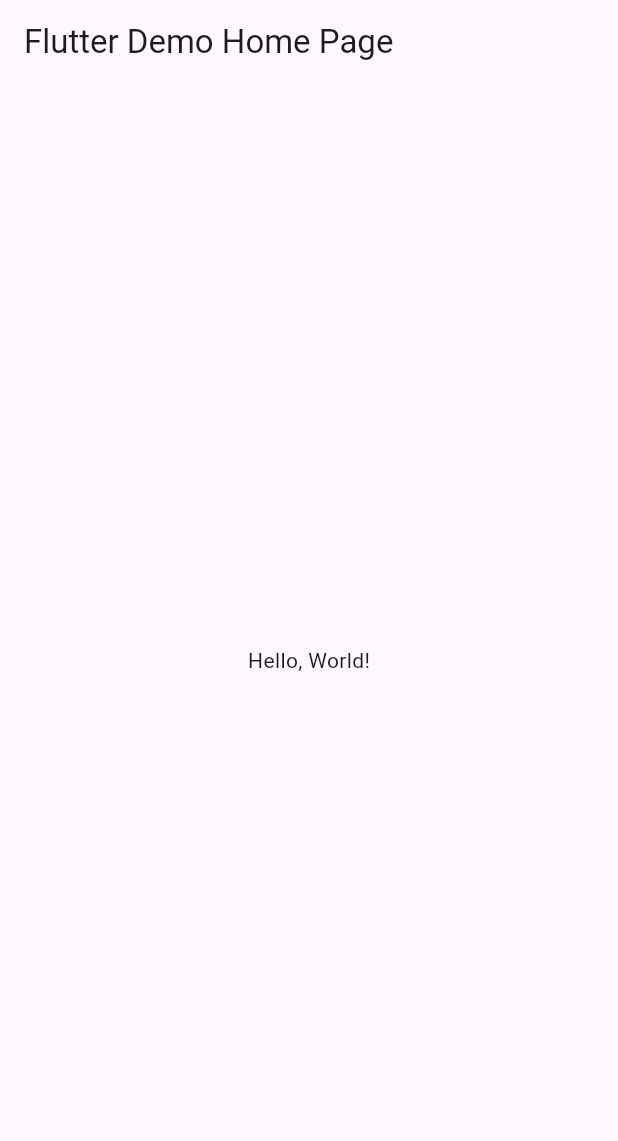
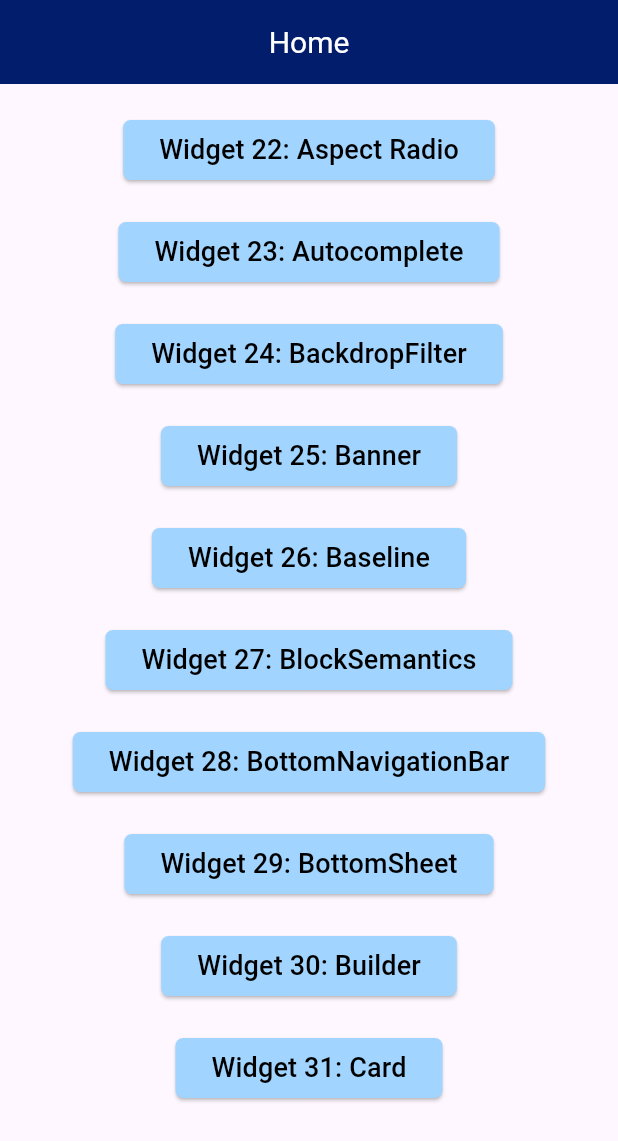
Before and after one commit to AndresRivera111/Act6_6J_Rivera, a Flutter app: the screen it shows after launch, on a phone screen of 412 x 824 dp. Shown: the top 1141 px of the screen. Run offline on Flutter 3.47's test engine with Material 3 defaults, Android fonts, the phone set to English and light mode, and no system bars.

Commit message:
Act 6 Widgets 22-31

```diff
--- /dev/null
+++ b/lib/homeScreen.dart
@@ -0,0 +1,174 @@
+import 'package:flutter/material.dart';
+
+class HomeScreen extends StatefulWidget {
+  const HomeScreen({Key? key}) : super(key: key);
+
+  @override
+  State<HomeScreen> createState() => _HomeScreenState();
+}
+
+class _HomeScreenState extends State<HomeScreen> {
+  @override
+  Widget build(BuildContext context) {
+    return Scaffold(
+      appBar: AppBar(
+        backgroundColor: Color(0xff011d6b),
+        title: Text('Home'),
+        titleTextStyle: TextStyle(
+          color: Colors.white,
+          fontSize: 20,
+        ),
+        centerTitle: true,
+      ),
+      body: Center(
+        child: Column(
+          children: [
+            SizedBox(
+              height: 20,
+            ),
+            ElevatedButton(
+              onPressed: () {
+                Navigator.pushNamed(context, "/AspectRatio");
+              },
+              style: ElevatedButton.styleFrom(
+                  backgroundColor: Color((0xffa1d5ff)),
+                  shape: RoundedRectangleBorder(
+                      borderRadius: BorderRadius.circular(5))),
+              child: const Text("Widget 22: Aspect Radio",
+                  style: TextStyle(color: Colors.black, fontSize: 18)),
+            ),
+            SizedBox(
+              height: 20,
+            ),
+            ElevatedButton(
+              onPressed: () {
+                Navigator.pushNamed(context, "/Autocomplete");
+              },
+              style: ElevatedButton.styleFrom(
+                  backgroundColor: Color((0xffa1d5ff)),
+                  shape: RoundedRectangleBorder(
+                      borderRadius: BorderRadius.circular(5))),
+              child: const Text("Widget 23: Autocomplete",
+                  style: TextStyle(color: Colors.black, fontSize: 18)),
+            ),
+            SizedBox(
+              height: 20,
+            ),
+            ElevatedButton(
+              onPressed: () {
+                Navigator.pushNamed(context, "/BackdropFilter");
+              },
+              style: ElevatedButton.styleFrom(
+                  backgroundColor: Color((0xffa1d5ff)),
+                  shape: RoundedRectangleBorder(
+                      borderRadius: BorderRadius.circular(5))),
+              child: const Text("Widget 24: BackdropFilter",
+                  style: TextStyle(color: Colors.black, fontSize: 18)),
+            ),
+            SizedBox(
+              height: 20,
+            ),
+            ElevatedButton(
+              onPressed: () {
+                Navigator.pushNamed(context, "/Banner");
+              },
+              style: ElevatedButton.styleFrom(
+                  backgroundColor: Color((0xffa1d5ff)),
+                  shape: RoundedRectangleBorder(
+                      borderRadius: BorderRadius.circular(5))),
+              child: const Text("Widget 25: Banner",
+                  style: TextStyle(color: Colors.black, fontSize: 18)),
+            ),
+            SizedBox(
+              height: 20,
+            ),
+            ElevatedButton(
+              onPressed: () {
+                Navigator.pushNamed(context, "/Baseline");
+              },
+              style: ElevatedButton.styleFrom(
+                  backgroundColor: Color((0xffa1d5ff)),
+                  shape: RoundedRectangleBorder(
+                      borderRadius: BorderRadius.circular(5))),
+              child: const Text("Widget 26: Baseline",
+                  style: TextStyle(color: Colors.black, fontSize: 18)),
+            ),
+            SizedBox(
+              height: 20,
+            ),
+            ElevatedButton(
+              onPressed: () {
+                Navigator.pushNamed(context, "/BlockSemantics");
+              },
+              style: ElevatedButton.styleFrom(
+                  backgroundColor: Color((0xffa1d5ff)),
+                  shape: RoundedRectangleBorder(
+                      borderRadius: BorderRadius.circular(5))),
+              child: const Text("Widget 27: BlockSemantics",
+                  style: TextStyle(color: Colors.black, fontSize: 18)),
+            ),
+            SizedBox(
+              height: 20,
+            ),
+            ElevatedButton(
+              onPressed: () {
+                Navigator.pushNamed(context, "/BottomNavigationBar");
+              },
+              style: ElevatedButton.styleFrom(
+                  backgroundColor: Color((0xffa1d5ff)),
+                  shape: RoundedRectangleBorder(
+                      borderRadius: BorderRadius.circular(5))),
+              child: const Text("Widget 28: BottomNavigationBar",
+                  style: TextStyle(color: Colors.black, fontSize: 18)),
+            ),
+            SizedBox(
+              height: 20,
+            ),
+            ElevatedButton(
+              onPressed: () {
+                Navigator.pushNamed(context, "/BottomSheet");
+              },
+              style: ElevatedButton.styleFrom(
+                  backgroundColor: Color((0xffa1d5ff)),
+                  shape: RoundedRectangleBorder(
+                      borderRadius: BorderRadius.circular(5))),
+              child: const Text("Widget 29: BottomSheet",
+                  style: TextStyle(color: Colors.black, fontSize: 18)),
+            ),
+            SizedBox(
+              height: 20,
+            ),
+            ElevatedButton(
+              onPressed: () {
+                Navigator.pushNamed(context, "/Builder");
+              },
+              style: ElevatedButton.styleFrom(
+                  backgroundColor: Color((0xffa1d5ff)),
+                  shape: RoundedRectangleBorder(
+                      borderRadius: BorderRadius.circular(5))),
+              child: const Text("Widget 30: Builder",
+                  style: TextStyle(color: Colors.black, fontSize: 18)),
+            ),
+            SizedBox(
+              height: 20,
+            ),
+            ElevatedButton(
+              onPressed: () {
+                Navigator.pushNamed(context, "/Card");
+              },
+              style: ElevatedButton.styleFrom(
+                  backgroundColor: Color((0xffa1d5ff)),
+                  shape: RoundedRectangleBorder(
+                      borderRadius: BorderRadius.circular(5))),
+              child: const Text("Widget 31: Card",
+                  style: TextStyle(color: Colors.black, fontSize: 18)),
+            ),
+            SizedBox(
+              height: 20,
+            ),
+          ],
+        ),
+      ),
+    );
+  }
+}
--- a/lib/main.dart
+++ b/lib/main.dart
@@ -1,43 +1,41 @@
-import 'package:flutter/material.dart';
+import "package:RiveraWidgets/homeScreen.dart";
+import "package:RiveraWidgets/widget22.dart";
+import "package:RiveraWidgets/widget23.dart";
+import "package:RiveraWidgets/widget24.dart";
+import "package:RiveraWidgets/widget25.dart";
+import "package:RiveraWidgets/widget26.dart";
+import "package:RiveraWidgets/widget27.dart";
+import "package:RiveraWidgets/widget28.dart";
+import "package:RiveraWidgets/widget29.dart";
+import "package:RiveraWidgets/widget30.dart";
+import "package:RiveraWidgets/widget31.dart";
+import "package:flutter/material.dart";
 
-void main() => runApp(MyApp());
+void main() => runApp(MirutasApp());
 
-class MyApp extends StatelessWidget {
-  const MyApp({super.key});
-  // This widget is the root of your application.
+class MirutasApp extends StatelessWidget {
+  const MirutasApp({Key? key}) : super(key: key);
+
   @override
   Widget build(BuildContext context) {
     return MaterialApp(
-      // Application name
-      title: 'Flutter Hello World',
-      // Application theme data, you can set the colors for the application as
-      // you want
-      theme: ThemeData(
-        // useMaterial3: false,
-        primarySwatch: Colors.blue,
-      ),
-      // A widget which will be started on application startup
-      home: MyHomePage(title: 'Flutter Demo Home Page'),
+      //showSemanticsDebugger: true,
+      debugShowCheckedModeBanner: false,
+      title: "Entre paginas routes",
+      initialRoute: "/",
+      routes: {
+        "/": (context) => const HomeScreen(),
+        "/AspectRatio": (context) => const Widget22(),
+        "/Autocomplete": (context) => const Widget23(),
+        "/BackdropFilter": (context) => const Widget24(),
+        "/Banner": (context) => const Widget25(),
+        "/Baseline": (context) => const Widget26(),
+        "/BlockSemantics": (context) => const Widget27(),
+        "/BottomNavigationBar": (context) => const Widget28(),
+        "/BottomSheet": (context) => const Widget29(),
+        "/Builder": (context) => const Widget30(),
+        "/Card": (context) => const Widget31(),
+      },
     );
   }
 }
-
-class MyHomePage extends StatelessWidget {
-  final String title;
-  const MyHomePage({super.key, required this.title});
-
-  @override
-  Widget build(BuildContext context) {
-    return Scaffold(
-      appBar: AppBar(
-        // The title text which will be shown on the action bar
-        title: Text(title),
-      ),
-      body: Center(
-        child: Text(
-          'Hello, World!',
-        ),
-      ),
-    );
-  }
-}
--- /dev/null
+++ b/lib/widget26.dart
@@ -0,0 +1,27 @@
+import 'package:flutter/material.dart';
+
+class Widget26 extends StatelessWidget {
+  const Widget26({Key? key}) : super(key: key);
+
+  @override
+  Widget build(BuildContext context) {
+    return Scaffold(
+      appBar: AppBar(
+        title: Text('Widget 26: Baseline'),
+      ),
+      body: Center(
+        child: Container(
+          width: 200,
+          height: 200,
+          color: Colors.orange,
+          child: const Baseline(
+            baseline: 50,
+            baselineType: TextBaseline.alphabetic,
+            child: FlutterLogo(size: 50),
+          ), // Baseline
+        ),
+      ),
+      // Container
+    ); // Center
+  }
+}
--- /dev/null
+++ b/lib/widget30.dart
@@ -0,0 +1,22 @@
+import 'package:flutter/material.dart';
+
+class Widget30 extends StatelessWidget {
+  const Widget30({Key? key}) : super(key: key);
+
+  @override
+  Widget build(BuildContext context) {
+    return Scaffold(
+      appBar: AppBar(
+        title: Text('Widget 30: Builder'),
+      ),
+      body: myWidget(),
+    );
+  }
+}
+
+myWidget() => Builder(builder: (BuildContext context) {
+      return Text(
+        'Text with Theme',
+        style: Theme.of(context).textTheme.displayLarge,
+      );
+    });
--- /dev/null
+++ b/lib/widget31.dart
@@ -0,0 +1,32 @@
+import 'package:flutter/material.dart';
+
+class Widget31 extends StatelessWidget {
+  const Widget31({Key? key}) : super(key: key);
+
+  @override
+  Widget build(BuildContext context) {
+    return Scaffold(
+      appBar: AppBar(
+        title: Text('Widget 31: Card'),
+      ),
+      body: Center(
+          child: Card(
+        elevation: 20,
+        color: Colors.orangeAccent,
+        child: Padding(
+          padding: const EdgeInsets.all(15.0),
+          child: Column(
+            mainAxisSize: MainAxisSize.min,
+            children: <Widget>[
+              const SizedBox(
+                height: 8,
+              ),
+              const Text('This is a flutter card'),
+              TextButton(onPressed: () {}, child: const Text('Press'))
+            ],
+          ),
+        ),
+      )),
+    );
+  }
+}
```
Also changed, not shown: lib/widget22.dart (added, +28 -0 lines), lib/widget23.dart (added, +38 -0 lines), lib/widget24.dart (added, +46 -0 lines), lib/widget25.dart (added, +63 -0 lines), lib/widget27.dart (added, +56 -0 lines), lib/widget28.dart (added, +42 -0 lines), lib/widget29.dart (added, +39 -0 lines).
